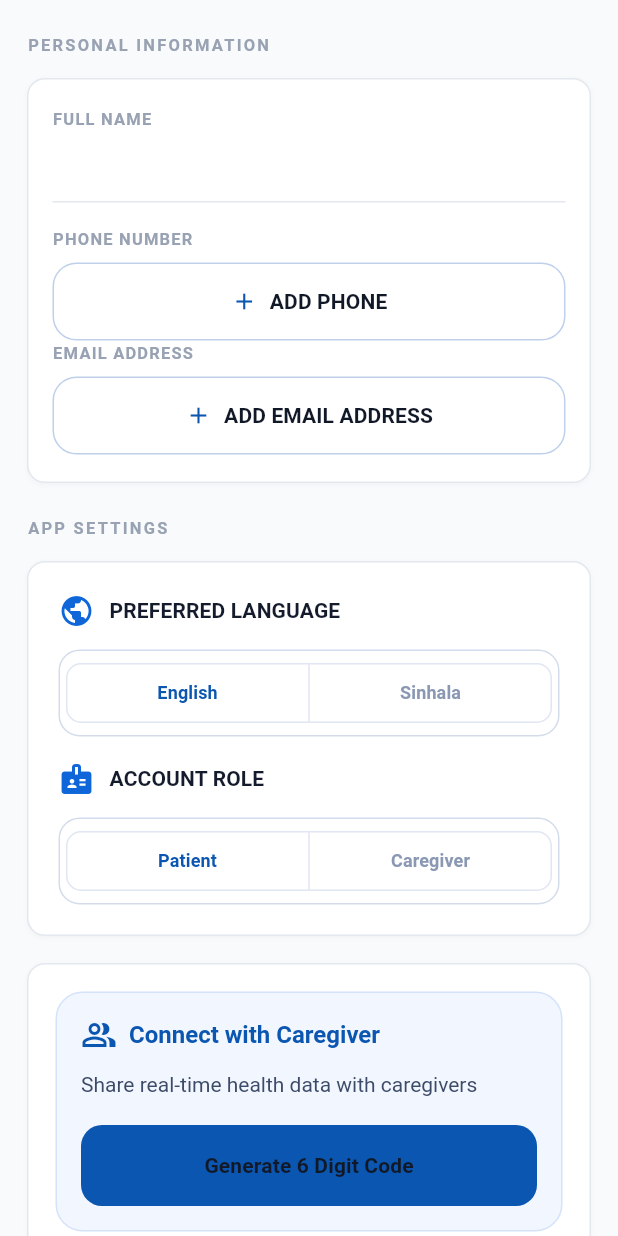
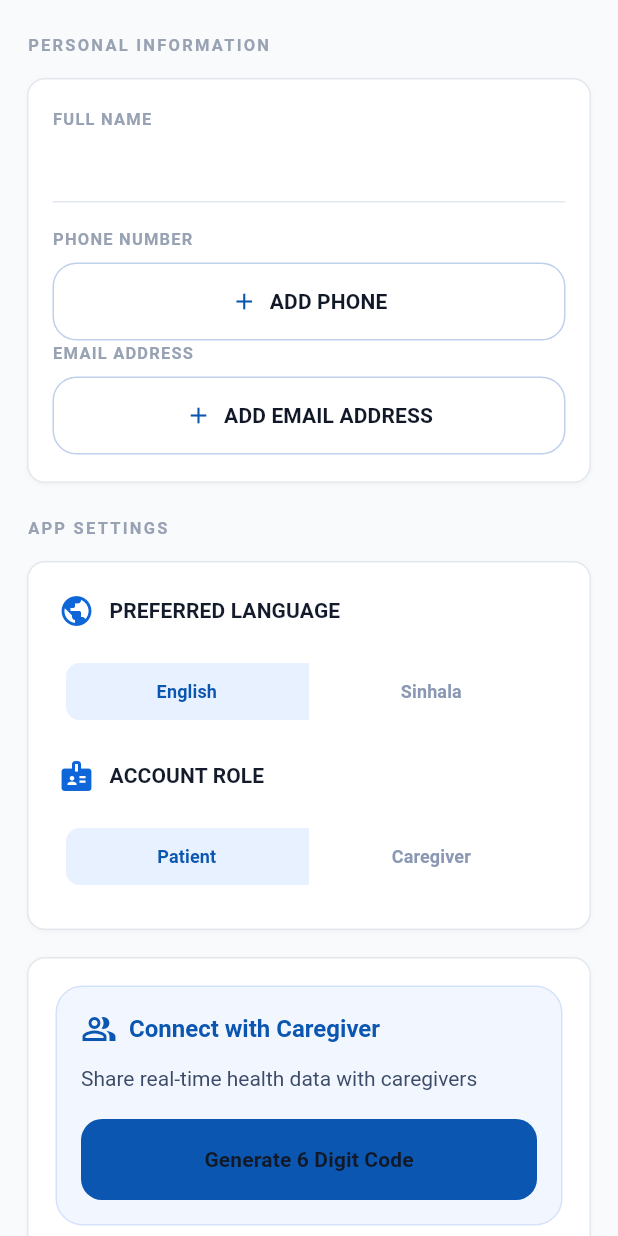
Before and after one commit to sachithravithanage/VitalTrack-MVP, a Flutter app: the ProfileScreen widget shown alone on an empty page, opened directly, on a phone screen of 412 x 824 dp. Run offline on Flutter 3.47's test engine with Material 3 defaults, Android fonts, the phone set to English and light mode, and no system bars; our stand-ins replace dio, flutter_map, latlong2, shared_preferences; accounts and stored records are empty; statements that could not run were skipped.

Commit message:
refactor : language/role selection bar changed

```diff
--- a/frontend/lib/screens/profile_hotspot.dart
+++ b/frontend/lib/screens/profile_hotspot.dart
@@ -663,7 +663,6 @@ class _ProfileScreenState extends State<ProfileScreen> {
                 decoration: BoxDecoration(
                   color: Colors.white,
                   borderRadius: BorderRadius.circular(14),
-                  border: Border.all(color: const Color(0xFFD4DCEC)),
                 ),
                 padding: const EdgeInsets.all(4),
                 child: SegmentedButton<AppLanguage>(
@@ -673,7 +672,7 @@ class _ProfileScreenState extends State<ProfileScreen> {
                       Set<WidgetState> states,
                     ) {
                       if (states.contains(WidgetState.selected)) {
-                        return Colors.white;
+                        return const Color(0xFFE8F1FF);
                       }
                       return Colors.transparent;
                     }),
@@ -685,17 +684,9 @@ class _ProfileScreenState extends State<ProfileScreen> {
                       }
                       return const Color(0xFF8A98B4);
                     }),
-                    side: WidgetStateProperty.resolveWith((
-                      Set<WidgetState> states,
-                    ) {
-                      if (states.contains(WidgetState.selected)) {
-                        return const BorderSide(
-                          color: Color(0xFFE0E6F2),
-                          width: 1,
-                        );
-                      }
-                      return const BorderSide(color: Colors.transparent);
-                    }),
+                    side: const WidgetStatePropertyAll(
+                      BorderSide(color: Colors.transparent),
+                    ),
                     shape: WidgetStatePropertyAll(
                       RoundedRectangleBorder(
                         borderRadius: BorderRadius.circular(10),
@@ -749,7 +740,6 @@ class _ProfileScreenState extends State<ProfileScreen> {
                 decoration: BoxDecoration(
                   color: Colors.white,
                   borderRadius: BorderRadius.circular(14),
-                  border: Border.all(color: const Color(0xFFD4DCEC)),
                 ),
                 padding: const EdgeInsets.all(4),
                 child: SegmentedButton<UserRole>(
@@ -759,7 +749,7 @@ class _ProfileScreenState extends State<ProfileScreen> {
                       Set<WidgetState> states,
                     ) {
                       if (states.contains(WidgetState.selected)) {
-                        return Colors.white;
+                        return const Color(0xFFE8F1FF);
                       }
                       return Colors.transparent;
                     }),
@@ -771,17 +761,9 @@ class _ProfileScreenState extends State<ProfileScreen> {
                       }
                       return const Color(0xFF8A98B4);
                     }),
-                    side: WidgetStateProperty.resolveWith((
-                      Set<WidgetState> states,
-                    ) {
-                      if (states.contains(WidgetState.selected)) {
-                        return const BorderSide(
-                          color: Color(0xFFE0E6F2),
-                          width: 1,
-                        );
-                      }
-                      return const BorderSide(color: Colors.transparent);
-                    }),
+                    side: const WidgetStatePropertyAll(
+                      BorderSide(color: Colors.transparent),
+                    ),
                     shape: WidgetStatePropertyAll(
                       RoundedRectangleBorder(
                         borderRadius: BorderRadius.circular(10),
```
